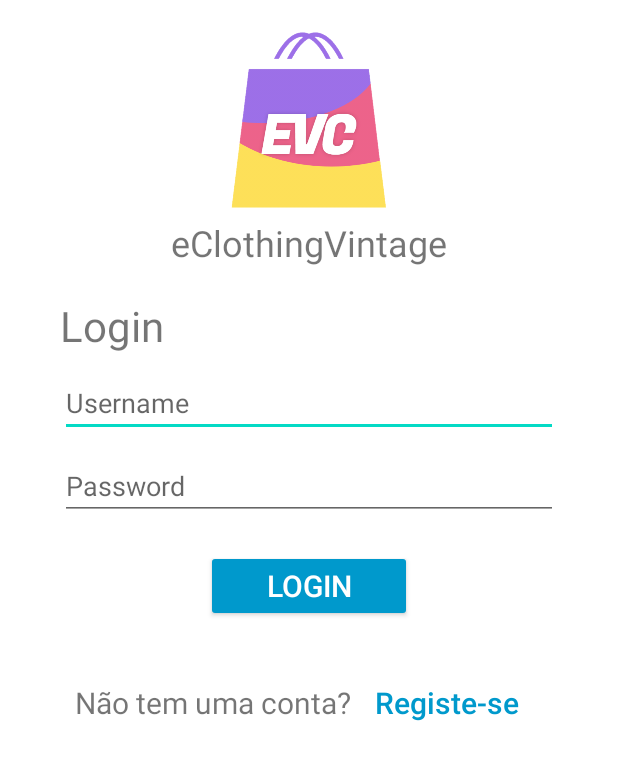
After one commit to MartaLebre/Projeto_EVC_Mobile, an Android app: the layout fragment_login.xml on its own in the app's theme, with its tools: preview values and no code run, on a phone screen of 412 x 824 dp. The commit adds this screen. Shown: the top 760 px of the screen. Run offline under Robolectric (Android 15) with nearby library versions, the phone set to English and light mode, and no system bars.

Commit message:
vista login/signup

```diff
--- /dev/null
+++ b/app/src/main/res/layout/fragment_login.xml
@@ -0,0 +1,146 @@
+<?xml version="1.0" encoding="utf-8"?>
+<FrameLayout xmlns:android="http://schemas.android.com/apk/res/android"
+    xmlns:app="http://schemas.android.com/apk/res-auto"
+    xmlns:tools="http://schemas.android.com/tools"
+    android:layout_width="match_parent"
+    android:layout_height="match_parent"
+    tools:context=".vistas.LoginFragment">
+
+    <LinearLayout
+        android:layout_width="match_parent"
+        android:layout_height="match_parent"
+        android:orientation="vertical">
+
+        <Space
+            android:layout_width="match_parent"
+            android:layout_height="20dp"
+            />
+
+        <ImageView
+            android:id="@+id/ivLogo"
+            android:layout_width="match_parent"
+            android:layout_height="120dp"
+            android:layout_gravity="center"
+            app:srcCompat="@drawable/logo"
+            />
+
+        <TextView
+            android:id="@+id/tvTituloSite"
+            android:layout_width="match_parent"
+            android:layout_height="wrap_content"
+            android:layout_marginTop="5dp"
+            android:text="@string/login_tvTituloSite"
+            android:textAlignment="center"
+            android:textSize="24sp"
+            />
+
+        <Space
+            android:layout_width="match_parent"
+            android:layout_height="20dp"
+            />
+
+        <LinearLayout
+            android:layout_width="match_parent"
+            android:layout_height="wrap_content"
+            android:layout_marginHorizontal="40dp"
+            android:orientation="vertical">
+
+            <TextView
+                android:id="@+id/tvLogin"
+                android:layout_width="wrap_content"
+                android:layout_height="wrap_content"
+                android:textSize="28sp"
+                android:text="@string/login_tvTitulo"
+                />
+
+            <Space
+                android:layout_width="match_parent"
+                android:layout_height="10dp"
+                android:layout_weight="1"
+                />
+
+            <EditText
+                android:id="@+id/etUsername"
+                android:layout_width="match_parent"
+                android:layout_height="wrap_content"
+                android:hint="@string/login_hUsername"
+                android:textSize="18sp"
+                />
+
+            <Space
+                android:layout_width="match_parent"
+                android:layout_height="10dp"
+                android:layout_weight="1"
+                />
+
+            <EditText
+                android:id="@+id/etPassword"
+                android:layout_width="match_parent"
+                android:layout_height="wrap_content"
+                android:hint="@string/login_hPassword"
+                android:inputType="textPassword"
+                android:textSize="18sp"
+                />
+
+            <Space
+                android:layout_width="match_parent"
+                android:layout_height="20dp"
+                />
+
+            <Button
+                style="@style/Widget.AppCompat.Button.Colored"
+                android:id="@+id/btnLogin"
+                app:backgroundTint="@android:color/holo_blue_dark"
+                android:layout_width="wrap_content"
+                android:layout_height="wrap_content"
+                android:layout_gravity="center"
+                android:onClick="btnLogin_Click"
+                android:paddingHorizontal="40dp"
+                android:text="@string/login_btnLogin"
+                android:textSize="20sp"
+                />
+
+        </LinearLayout>
+
+        <Space
+            android:layout_width="match_parent"
+            android:layout_height="30dp"
+            />
+
+        <LinearLayout
+            android:layout_width="wrap_content"
+            android:layout_height="wrap_content"
+            android:layout_gravity="center"
+            android:orientation="vertical">
+
+
+            <LinearLayout
+                android:layout_width="wrap_content"
+                android:layout_height="wrap_content"
+                android:orientation="horizontal">
+
+                <TextView
+                    android:id="@+id/tvSignupText"
+                    android:layout_width="wrap_content"
+                    android:layout_height="wrap_content"
+                    android:layout_gravity="center"
+                    android:text="@string/login_tvSignupText"
+                    android:textSize="20sp"
+                    />
+
+                <Button
+                    style="@style/Widget.AppCompat.Button.Borderless"
+                    android:id="@+id/btnSignup"
+                    android:textColor="@android:color/holo_blue_dark"
+                    android:layout_gravity="center"
+                    android:layout_width="wrap_content"
+                    android:layout_height="wrap_content"
+                    android:text="@string/login_btnSignup"
+                    android:textSize="20sp"
+                    android:textAllCaps="false"
+                    />
+
+            </LinearLayout>
+        </LinearLayout>
+    </LinearLayout>
+</FrameLayout>
--- a/app/src/main/res/values/strings.xml
+++ b/app/src/main/res/values/strings.xml
@@ -1,3 +1,23 @@
 <resources>
-    <string name="app_name">ProjetoEVC</string>
+    <string name="app_name">eClothingVintage</string>
+
+    //Signup
+    <string name="signup_tvTituloSite">eClothingVintage</string>
+    <string name="signup_tvTitulo">Registar</string>
+    <string name="signup_hUsername">Username</string>
+    <string name="signup_hPrimeiro">Primeiro Nome</string>
+    <string name="signup_hUltimo">Ultimo Nome</string>
+    <string name="signup_hTelemovel">Telemovel</string>
+    <string name="signup_hEmail">Email</string>
+    <string name="signup_hPassword">Password</string>
+    <string name="signup_btnSignup">Registar</string>
+
+    //Login
+    <string name="login_tvTituloSite">eClothingVintage</string>
+    <string name="login_tvTitulo">Login</string>
+    <string name="login_hUsername">Username</string>
+    <string name="login_hPassword">Password</string>
+    <string name="login_btnLogin">Login</string>
+    <string name="login_tvSignupText">Não tem uma conta?</string>
+    <string name="login_btnSignup">Registe-se</string>
 </resources>
```
Also changed, not shown: app/src/main/res/layout/app_bar_main.xml (added, +32 -0 lines), app/src/main/res/layout/fragment_main.xml (added, +106 -0 lines), app/src/main/res/layout/fragment_signup.xml (added, +154 -0 lines), app/src/main/res/layout/nav_header_main.xml (added, +26 -0 lines), app/src/main/res/drawable/logo.png (added), 1 other file.
